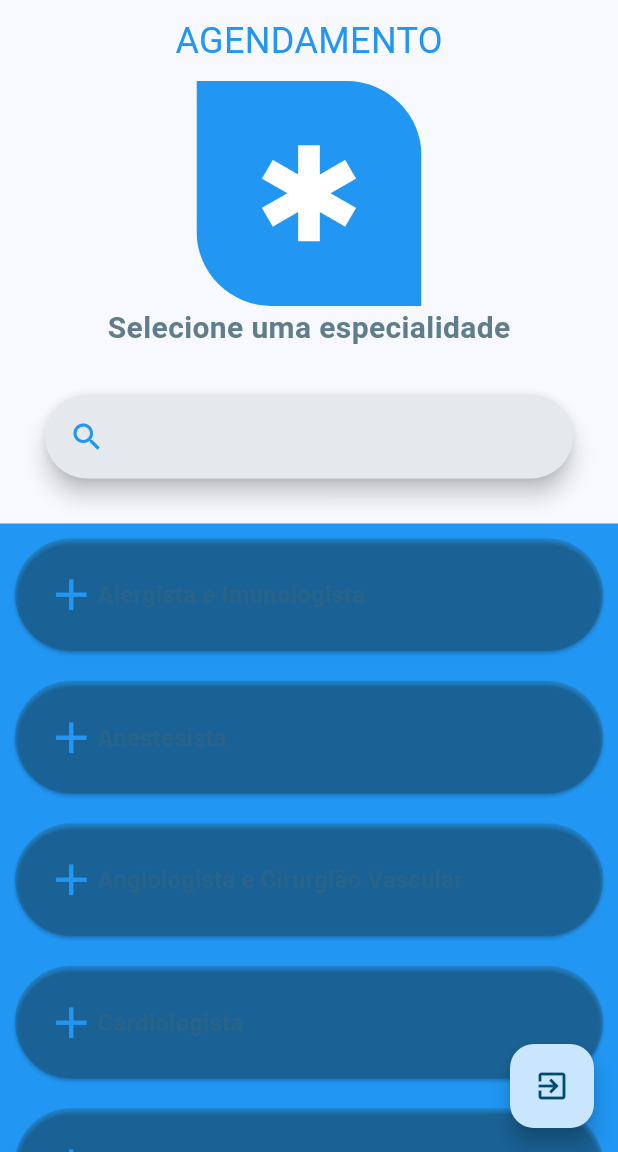
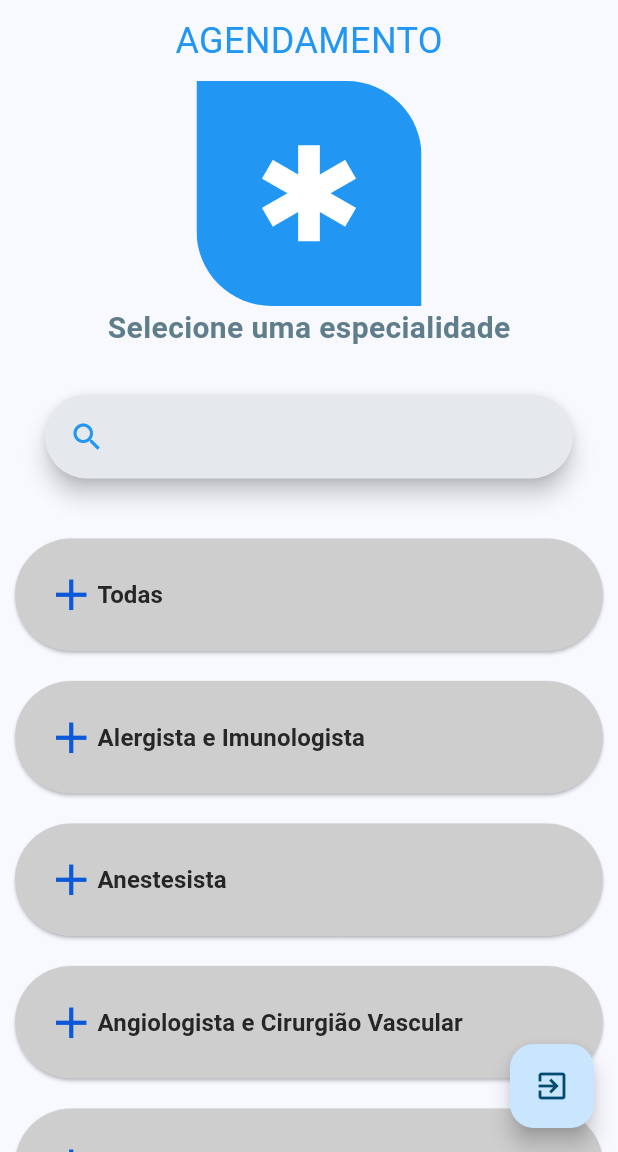
Before and after one commit to EduardoSilvaDiniz/medlink, a Flutter app: the screen it shows after launch, after a tap on the "view agenda" icon, on a phone screen of 412 x 824 dp, the part 84-1236 px from its top. Run offline on Flutter 3.47's test engine with Material 3 defaults, Android fonts, the phone set to English and light mode, and no system bars.

Commit message:
minor code cleanup, first scheduling screen done, menu finalized

```diff
--- a/lib/data/get_data_user.dart
+++ b/lib/data/get_data_user.dart
@@ -1,10 +1,12 @@
-class GetDataUser {
-  //TODO Adicionar conexão com banco de dados para coletar informacoes reais
+interface class GetDataUser {
+  static String _name = "USUÁRIO";
+  static String _cpf = "000.000.000-00";
+
   static String getUserName() {
-    return "USUARIO";
+    return _name;
   }
 
   static String getUserCpf() {
-    return "000.000.000-00";
+    return _cpf;
   }
 }
--- a/lib/main.dart
+++ b/lib/main.dart
@@ -1,9 +1,7 @@
 import 'package:flutter/material.dart';
-import '../screens/man_page.dart';
+import 'package:medlink/screens/man_page.dart';
 
-void main() {
-  runApp(const MyApp());
-}
+void main() => runApp(const MyApp());
 
 class MyApp extends StatelessWidget {
   const MyApp({super.key});
@@ -11,6 +9,7 @@ class MyApp extends StatelessWidget {
   @override
   Widget build(BuildContext context) {
     return MaterialApp(
+        debugShowCheckedModeBanner: false,
         title: 'Medlink',
         theme: ThemeData(
             colorScheme: ColorScheme.fromSeed(seedColor: Colors.lightBlue),
--- /dev/null
+++ b/lib/screens/fake_page.dart
@@ -0,0 +1,17 @@
+import 'package:flutter/material.dart';
+
+class PageFake extends StatelessWidget {
+  const PageFake({super.key});
+
+  @override
+  Widget build(BuildContext context) {
+    return Scaffold(
+        appBar: AppBar(title: const Text('FAKE PAGE')),
+        body: Center(
+            child: ElevatedButton(
+                onPressed: () {
+                  Navigator.pop(context);
+                },
+                child: const Text('Go back!'))));
+  }
+}
--- a/lib/screens/page_fake.dart
+++ /dev/null
@@ -1,22 +0,0 @@
-import 'package:flutter/material.dart';
-
-class PageFake extends StatelessWidget {
-  const PageFake({super.key});
-
-  @override
-  Widget build(BuildContext context) {
-    return Scaffold(
-      appBar: AppBar(
-        title: const Text('FAKE PAGE'),
-      ),
-      body: Center(
-        child: ElevatedButton(
-          onPressed: () {
-            Navigator.pop(context);
-          },
-          child: const Text('Go back!'),
-        ),
-      ),
-    );
-  }
-}
--- a/lib/screens/scheduling.dart
+++ b/lib/screens/scheduling.dart
@@ -8,6 +8,7 @@ class Scheduling extends StatelessWidget {
   Scheduling({super.key});
 
   final List<String> _items = [
+    "Todas",
     "Alergista e Imunologista",
     "Anestesista",
     "Angiologista e Cirurgião Vascular",
@@ -56,10 +57,7 @@ class Scheduling extends StatelessWidget {
       Button.buttonTitle("Selecione uma especialidade", Icons.emergency),
       const Padding(
           padding: EdgeInsets.all(30.0), child: SearchBarForManPage()),
-      Expanded(
-          child: DecoratedBox(
-              decoration: const BoxDecoration(color: Colors.blue),
-              child: _createListMed(context)))
+      Expanded(child: _createListMeds(context))
     ]);
   }
 
@@ -69,27 +67,27 @@ class Scheduling extends StatelessWidget {
             style: const TextStyle(fontSize: 24, color: Colors.blue)));
   }
 
-  Widget _createListMed(BuildContext context) {
+  Widget _createListMeds(BuildContext context) {
     return ListView.builder(
         itemCount: _items.length,
         itemBuilder: (context, index) {
-          return _addtolistmed(_items[index]);
+          return _addListMeds(_items[index]);
         });
   }
 
-  Widget _addtolistmed(String text) {
+  Widget _addListMeds(String text) {
     return Padding(
         padding: const EdgeInsets.all(10),
         child: ElevatedButton(
             style: ElevatedButton.styleFrom(
                 padding: const EdgeInsets.all(20),
-                backgroundColor: const Color.fromARGB(38, 38, 38, 1)),
+                backgroundColor: const Color.fromRGBO(206,206,206,1)),
             onPressed: () {},
             child: Row(children: [
-              const Icon(Icons.add, color: Colors.blue, size: 35),
+              const Icon(Icons.add, color: Color.fromRGBO(11, 88, 216, 1), size: 35),
               Text(text,
                   style: const TextStyle(
-                      fontSize: 16, fontWeight: FontWeight.bold))
+                      fontSize: 16, fontWeight: FontWeight.bold, color: Color.fromRGBO(38, 38, 38, 1)))
             ])));
   }
 }
--- a/lib/widgets/button.dart
+++ b/lib/widgets/button.dart
@@ -3,12 +3,10 @@ import 'package:medlink/screens/man_page.dart';
 import 'package:medlink/screens/scheduling.dart';
 
 class Button {
-  static final List<Widget> _screens = [
-    const ManPage(),
-    Scheduling(),
-  ];
+  static final List<Widget> _screens = [const ManPage(), Scheduling()];
 
-  static Widget buttonClick(String title, IconData icon, int screen, BuildContext context) {
+  static Widget buttonClick(
+      String title, IconData icon, int screen, BuildContext context) {
     return Column(children: [
       InkWell(
           onTap: () {
@@ -23,13 +21,12 @@ class Button {
                       height: 150,
                       width: 150,
                       color: Colors.blue,
-                      child: Icon(icon,
-                          color: Colors.white, size: 85))))),
+                      child: Icon(icon, color: Colors.white, size: 85))))),
       Text(title,
           style: const TextStyle(
               fontSize: 20,
               color: Colors.blueGrey,
-              fontWeight: FontWeight.bold)),
+              fontWeight: FontWeight.bold))
     ]);
   }
 
@@ -48,7 +45,7 @@ class Button {
           style: const TextStyle(
               fontSize: 20,
               color: Colors.blueGrey,
-              fontWeight: FontWeight.bold)),
+              fontWeight: FontWeight.bold))
     ]);
   }
 
--- a/lib/widgets/searchbar_manpage.dart
+++ b/lib/widgets/searchbar_manpage.dart
@@ -19,9 +19,7 @@ class SearchBarForManPage extends StatelessWidget {
           },
           leading: const Align(
               alignment: Alignment.topRight,
-          child: Icon(Icons.search, color: Colors.blue),
-        ),
-      );
+              child: Icon(Icons.search, color: Colors.blue)));
     }, suggestionsBuilder: (BuildContext context, SearchController controller) {
       return List<ListTile>.generate(5, (int index) {
         final String item = 'item $index';
```
Also changed, not shown: lib/factorys/factory_body.dart (+3 -4 lines), lib/screens/man_page.dart (+4 -4 lines), lib/widgets/hamburger_button.dart (+4 -3 lines). Lines whose indentation alone changed are shown as unchanged.
